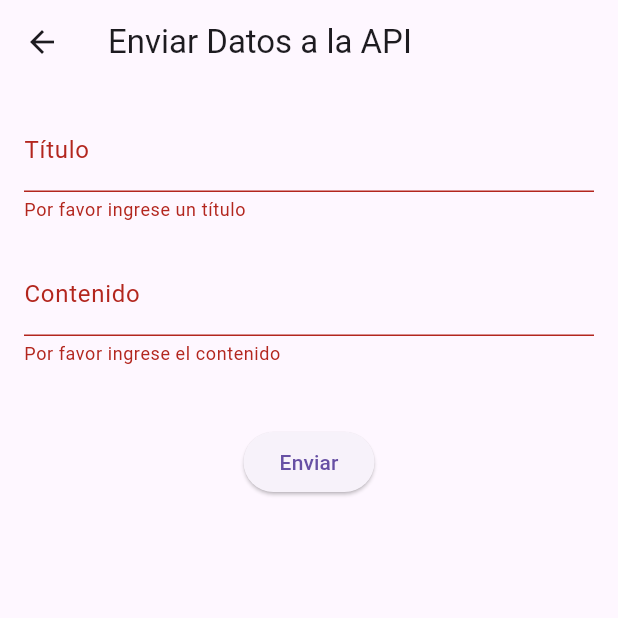
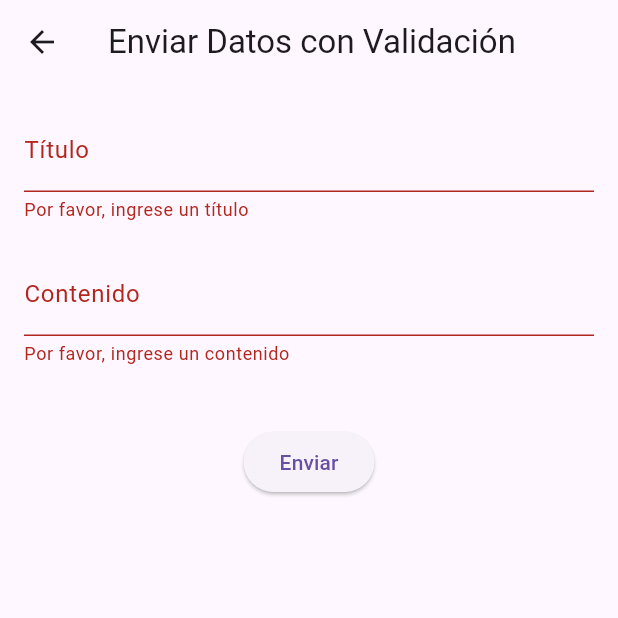
Before and after one commit to fercreek/flutter-30days-challenge, a Flutter app: the SubmitPage screen opened directly, after a tap on "Enviar", on a phone screen of 412 x 824 dp, the top half of it. Run offline on Flutter 3.47's test engine with Material 3 defaults, Android fonts, the phone set to English and light mode, and no system bars; our stand-ins replace shared_preferences; accounts and stored records are empty.

Commit message:
Refactor SubmitPage to include form validation for title and body fields

```diff
--- a/lib/submit_page.dart
+++ b/lib/submit_page.dart
@@ -15,8 +15,28 @@ class _SubmitPageState extends State<SubmitPage> {
   String _body = '';
   bool _isSubmitting = false;
 
+  // Validación adicional para campos vacíos o demasiado cortos
+  String? _validateTitle(String? value) {
+    if (value == null || value.isEmpty) {
+      return 'Por favor, ingrese un título';
+    } else if (value.length < 5) {
+      return 'El título debe tener al menos 5 caracteres';
+    }
+    return null;
+  }
+
+  String? _validateBody(String? value) {
+    if (value == null || value.isEmpty) {
+      return 'Por favor, ingrese un contenido';
+    } else if (value.length < 10) {
+      return 'El contenido debe tener al menos 10 caracteres';
+    }
+    return null;
+  }
+
   // Función para enviar datos a la API
   Future<void> submitData() async {
+    if (_formKey.currentState!.validate()) {
       setState(() {
         _isSubmitting = true;
       });
@@ -28,12 +48,12 @@ class _SubmitPageState extends State<SubmitPage> {
         body: json.encode({
           'title': _title,
           'body': _body,
-        'userId': 1,  // Puedes ajustar estos valores según sea necesario
+          'userId': 1,
         }),
       );
 
       if (response.statusCode == 201) {
-      // Si la solicitud es exitosa, puedes mostrar un mensaje o hacer alguna acción
+        // Si la solicitud es exitosa
         ScaffoldMessenger.of(context).showSnackBar(
           const SnackBar(content: Text('Datos enviados exitosamente')),
         );
@@ -42,7 +62,7 @@ class _SubmitPageState extends State<SubmitPage> {
           _body = '';
         });
       } else {
-      // Si hay un error
+        // Si ocurre un error en la solicitud
         ScaffoldMessenger.of(context).showSnackBar(
           const SnackBar(content: Text('Error al enviar los datos')),
         );
@@ -52,12 +72,13 @@ class _SubmitPageState extends State<SubmitPage> {
         _isSubmitting = false;
       });
     }
+  }
 
   @override
   Widget build(BuildContext context) {
     return Scaffold(
       appBar: AppBar(
-        title: const Text('Enviar Datos a la API'),
+        title: const Text('Enviar Datos con Validación'),
       ),
       body: Padding(
         padding: const EdgeInsets.all(16.0),
@@ -65,6 +86,7 @@ class _SubmitPageState extends State<SubmitPage> {
           key: _formKey,
           child: Column(
             children: <Widget>[
+              // Campo de Título con validación
               TextFormField(
                 decoration: const InputDecoration(labelText: 'Título'),
                 onChanged: (value) {
@@ -72,14 +94,10 @@ class _SubmitPageState extends State<SubmitPage> {
                     _title = value;
                   });
                 },
-                validator: (value) {
-                  if (value == null || value.isEmpty) {
-                    return 'Por favor ingrese un título';
-                  }
-                  return null;
-                },
+                validator: _validateTitle,
               ),
               const SizedBox(height: 20),
+              // Campo de Contenido con validación
               TextFormField(
                 decoration: const InputDecoration(labelText: 'Contenido'),
                 onChanged: (value) {
@@ -87,22 +105,13 @@ class _SubmitPageState extends State<SubmitPage> {
                     _body = value;
                   });
                 },
-                validator: (value) {
-                  if (value == null || value.isEmpty) {
-                    return 'Por favor ingrese el contenido';
-                  }
-                  return null;
-                },
+                validator: _validateBody,
               ),
               const SizedBox(height: 40),
               _isSubmitting
                   ? const CircularProgressIndicator()
                   : ElevatedButton(
-                      onPressed: () {
-                        if (_formKey.currentState!.validate()) {
-                          submitData();
-                        }
-                      },
+                      onPressed: submitData,
                       child: const Text('Enviar'),
                     ),
             ],
```
Lines whose indentation alone changed are shown as unchanged.
